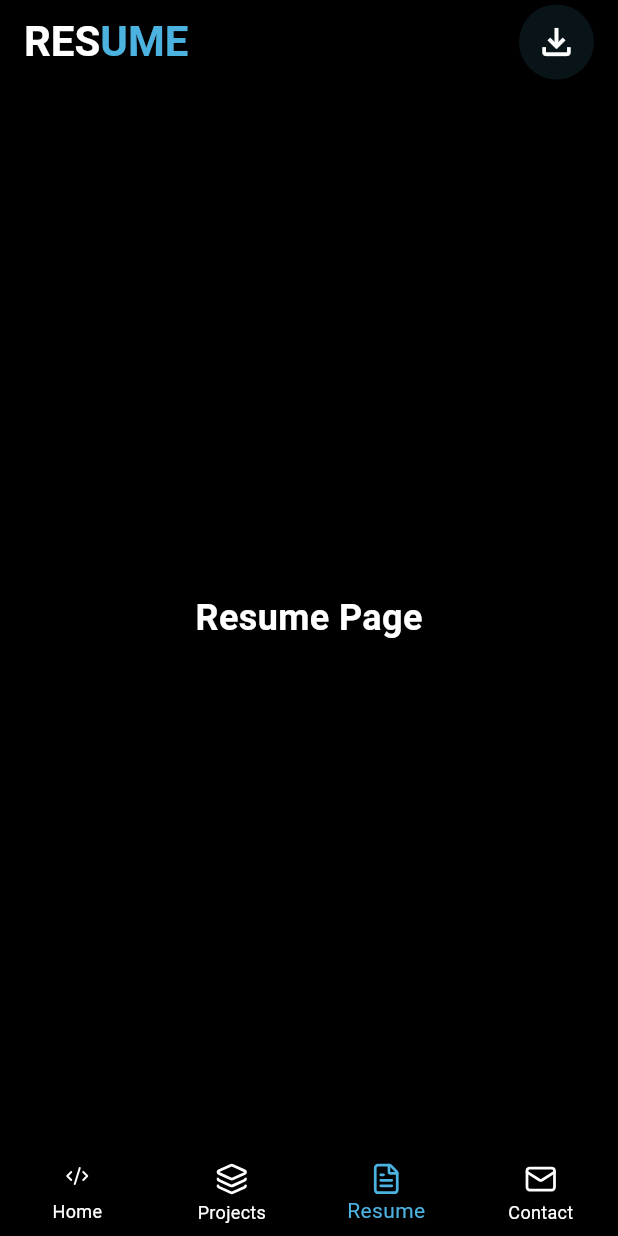
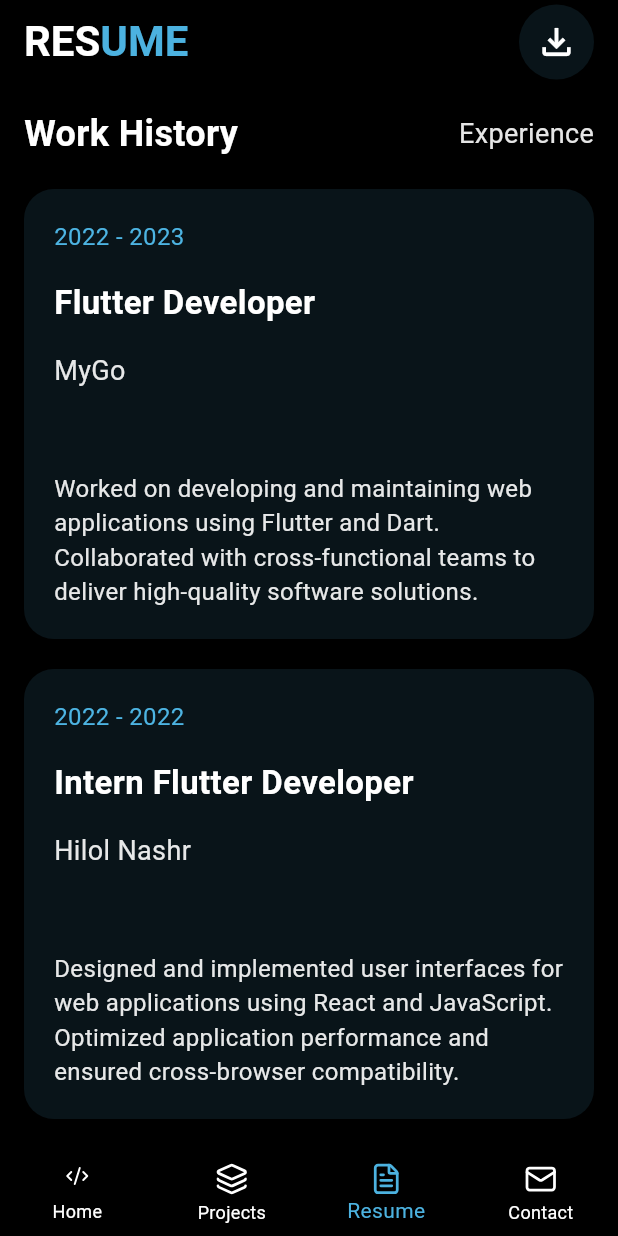
Before and after one commit to NodirbekRasuljonov/devfolio, a Flutter app: the screen it shows after launch, swiped to page 3, on a phone screen of 412 x 824 dp. Run offline on Flutter 3.47's test engine with Material 3 defaults, Android fonts, the phone set to English and light mode, and no system bars; our stand-ins replace firebase_core, flutter_svg; missing offline and left inert: flutter_phone_direct_caller, on_click; accounts and stored records are empty.

Commit message:
added resume page and other fetures

```diff
--- a/lib/pages/resumepage.dart
+++ b/lib/pages/resumepage.dart
@@ -1,7 +1,7 @@
 import 'package:devfolio/const/colors_const.dart' show ColorsConst;
 import 'package:flutter/material.dart';
 
-Scaffold ResumePage(){
+Scaffold ResumePage() {
   return Scaffold(
     backgroundColor: Colors.transparent,
     appBar: AppBar(
@@ -9,7 +9,8 @@ Scaffold ResumePage(){
       centerTitle: false,
       actionsPadding: EdgeInsets.only(right: 16.0),
 
-      title: RichText(text: TextSpan(
+      title: RichText(
+        text: TextSpan(
           children: [
             TextSpan(
               text: "RES",
@@ -28,33 +29,180 @@ Scaffold ResumePage(){
               ),
             ),
           ],
-      ),),actions: [
+        ),
+      ),
+      actions: [
         CircleAvatar(
-
           radius: 25.0,
           backgroundColor: ColorsConst.kCircleColor,
 
           child: Icon(
-
-
             Icons.file_download_outlined,
             color: Colors.white,
             size: 28.0,
-
           ),
         ),
-
       ],
     ),
-    body: Center(
-      child: Text(
-        "Resume Page",
+    body: SingleChildScrollView(
+      child: Padding(
+        padding: EdgeInsetsGeometry.all(16.0),
+        child: Column(
+          mainAxisAlignment: MainAxisAlignment.center,
+          crossAxisAlignment: CrossAxisAlignment.start,
+          children: [
+            Row(
+              mainAxisAlignment: MainAxisAlignment.spaceBetween,
+              children: [
+                Text(
+                  "Work History",
                   style: TextStyle(
                     color: Colors.white,
                     fontSize: 24.0,
-          fontWeight: FontWeight.w600,
+                    fontWeight: FontWeight.w700,
+                  ),
+                ),
+                Text(
+                  "Experience",
+                  style: TextStyle(
+                    color: ColorsConst.kWhiteColor.withOpacity(0.9),
+                    fontSize: 18.0,
+                  ),
+                ),
+              ],
+            ),
+            SizedBox(height: 20.0),
+            exp(
+              title: "Flutter Developer",
+              comp: "MyGo",
+              duration: "2022 - 2023",
+              desc:
+                  "Worked on developing and maintaining web applications using Flutter and Dart. Collaborated with cross-functional teams to deliver high-quality software solutions.",
+            ),
+            SizedBox(height: 20.0),
+            exp(
+              title: "Intern Flutter Developer",
+              comp: "Hilol Nashr",
+              duration: "2022 - 2022",
+              desc:
+                  "Designed and implemented user interfaces for web applications using React and JavaScript. Optimized application performance and ensured cross-browser compatibility.",
+            ),
+            SizedBox(height: 20.0),
+            Text(
+              "Education",
+              style: TextStyle(
+                color: Colors.white,
+                fontSize: 24.0,
+                fontWeight: FontWeight.w700,
+              ),
+              textAlign: TextAlign.left,
+            ),
+            SizedBox(height: 20.0),
+            edu(
+              title: "Bachelor of Science in Computer Science",
+              uni: "Vistula Group of Universities",
+              duration: "2025 - 2028",
+            )
+          ],
         ),
       ),
     ),
   );
 }
+
+Container edu({
+  required String title,
+  required String uni,
+  required String duration,
+}) {
+  return Container(
+    height: 150.0,
+    width: double.infinity,
+    decoration: BoxDecoration(
+      color: ColorsConst.kCircleColor.withOpacity(0.1),
+      borderRadius: BorderRadius.circular(20.0),
+    ),
+    padding: EdgeInsets.all(20.0),
+    child: Column(
+      mainAxisAlignment: MainAxisAlignment.spaceEvenly,
+      crossAxisAlignment: CrossAxisAlignment.start,
+      children: [
+        Text(
+          duration,
+          style: TextStyle(
+            color: ColorsConst.kCircleColor.withOpacity(0.9),
+            fontSize: 16.0,
+          ),
+        ),
+        Text(
+          title,
+          style: TextStyle(
+            color: Colors.white,
+            fontSize: 22.0,
+            fontWeight: FontWeight.w700,
+          ),
+        ),
+        Text(
+          uni,
+          style: TextStyle(
+            color: ColorsConst.kWhiteColor.withOpacity(0.9),
+            fontSize: 16.0,
+          ),
+        ),
+      ],
+    ),
+  );
+}
+
+Container exp({
+  required String title,
+  required String comp,
+  required String duration,
+  required String desc,
+}) {
+  return Container(
+    height: 300.0,
+    width: double.infinity,
+    decoration: BoxDecoration(
+      color: ColorsConst.kCircleColor.withOpacity(0.1),
+      borderRadius: BorderRadius.circular(20.0),
+    ),
+    padding: EdgeInsets.all(20.0),
+    child: Column(
+      mainAxisAlignment: MainAxisAlignment.spaceBetween,
+      crossAxisAlignment: CrossAxisAlignment.start,
+      children: [
+        Text(
+          duration,
+          style: TextStyle(
+            color: ColorsConst.kCircleColor.withOpacity(0.9),
+            fontSize: 16.0,
+          ),
+        ),
+        Text(
+          title,
+          style: TextStyle(
+            color: Colors.white,
+            fontSize: 22.0,
+            fontWeight: FontWeight.w700,
+          ),
+        ),
+        Text(
+          comp,
+          style: TextStyle(
+            color: ColorsConst.kWhiteColor.withOpacity(0.9),
+            fontSize: 18.0,
+          ),
+        ),
+        SizedBox(height: 20.0),
+        Text(
+          desc,
+          style: TextStyle(
+            color: ColorsConst.kWhiteColor.withOpacity(0.9),
+            fontSize: 16.0,
+          ),
+        ),
+      ],
+    ),
+  );
+}
```
Also changed, not shown: 3 other files. Lines whose indentation alone changed are shown as unchanged.
